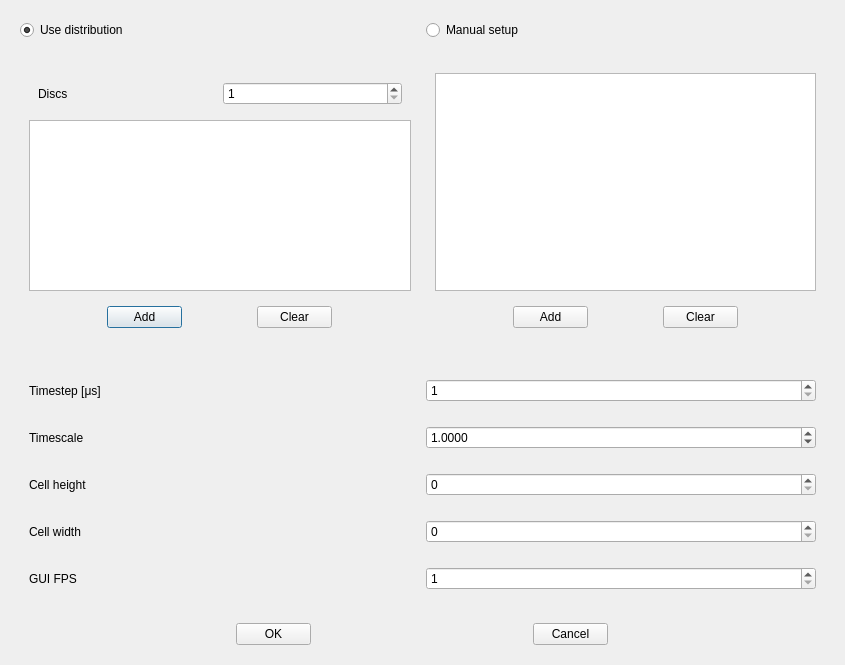
Above: src/lib/gui/dialogs/SetupDialog.ui from yannik131/Cell before the change. Below: the same form after it.
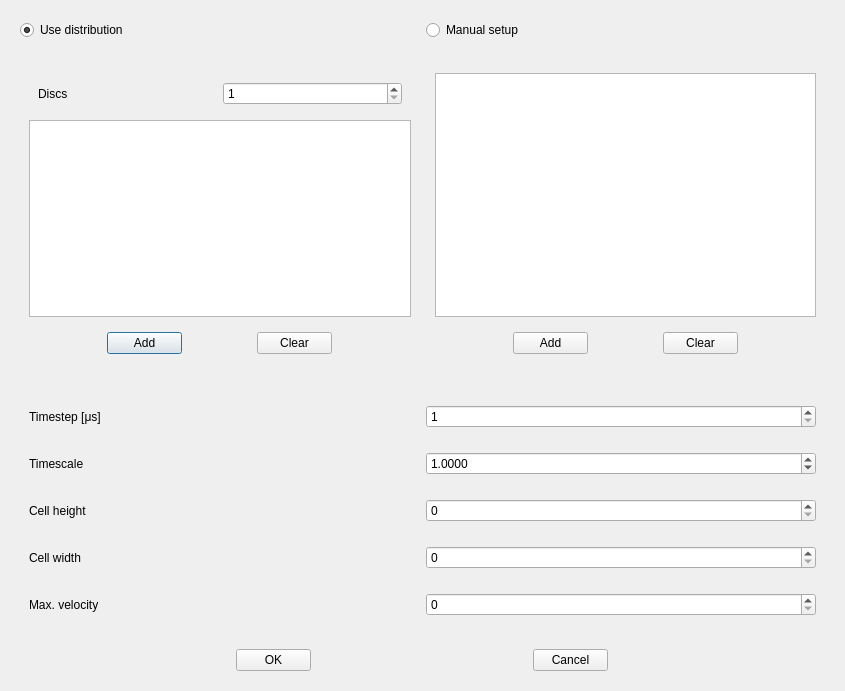
That is the form after the change.

Commit message: User can set max velocity

```diff
--- a/src/lib/gui/dialogs/SetupDialog.ui
+++ b/src/lib/gui/dialogs/SetupDialog.ui
@@ -10,7 +10,7 @@
     <x>0</x>
     <y>0</y>
     <width>845</width>
-    <height>656</height>
+    <height>691</height>
    </rect>
   </property>
   <property name="windowTitle">
@@ -281,30 +281,17 @@
        </widget>
       </item>
       <item>
-       <widget class="QWidget" name="widget_12" native="true">
-        <property name="maximumSize">
-         <size>
-          <width>16777215</width>
-          <height>50</height>
-         </size>
-        </property>
-        <layout class="QHBoxLayout" name="horizontalLayout_9">
+       <widget class="QWidget" name="widget" native="true">
+        <layout class="QHBoxLayout" name="horizontalLayout_12">
          <item>
-          <widget class="QLabel" name="label_3">
+          <widget class="QLabel" name="label_7">
            <property name="text">
-            <string>GUI FPS</string>
+            <string>Max. velocity</string>
            </property>
           </widget>
          </item>
          <item>
-          <widget class="QSpinBox" name="GUIFPSSpinBox">
-           <property name="minimum">
-            <number>1</number>
-           </property>
-           <property name="maximum">
-            <number>100</number>
-           </property>
-          </widget>
+          <widget class="QSpinBox" name="maxVelocitySpinBox"/>
          </item>
         </layout>
        </widget>
```
Left out of the diff: 2 changed lines with no effect on the pictures. The commit also changes 7 other files.
